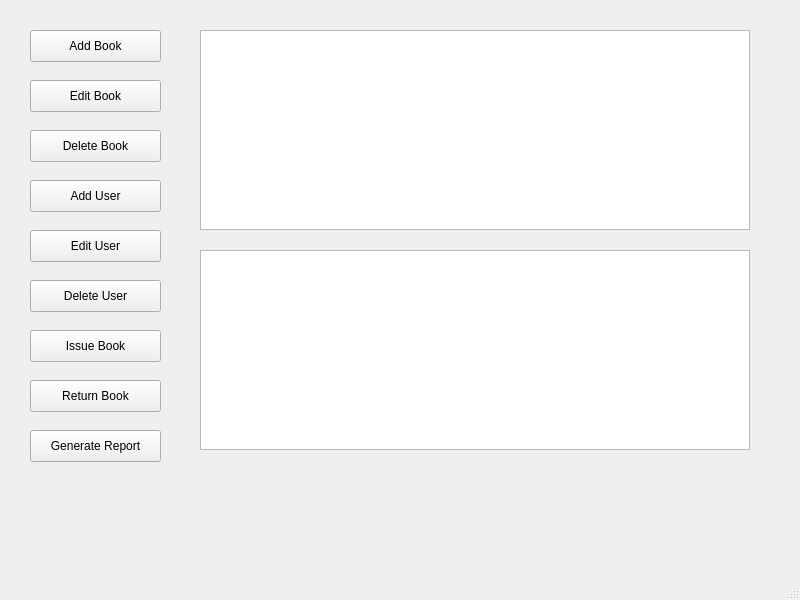
Qt form mainwindow.ui (pretty-old/curs-project) before a commit.
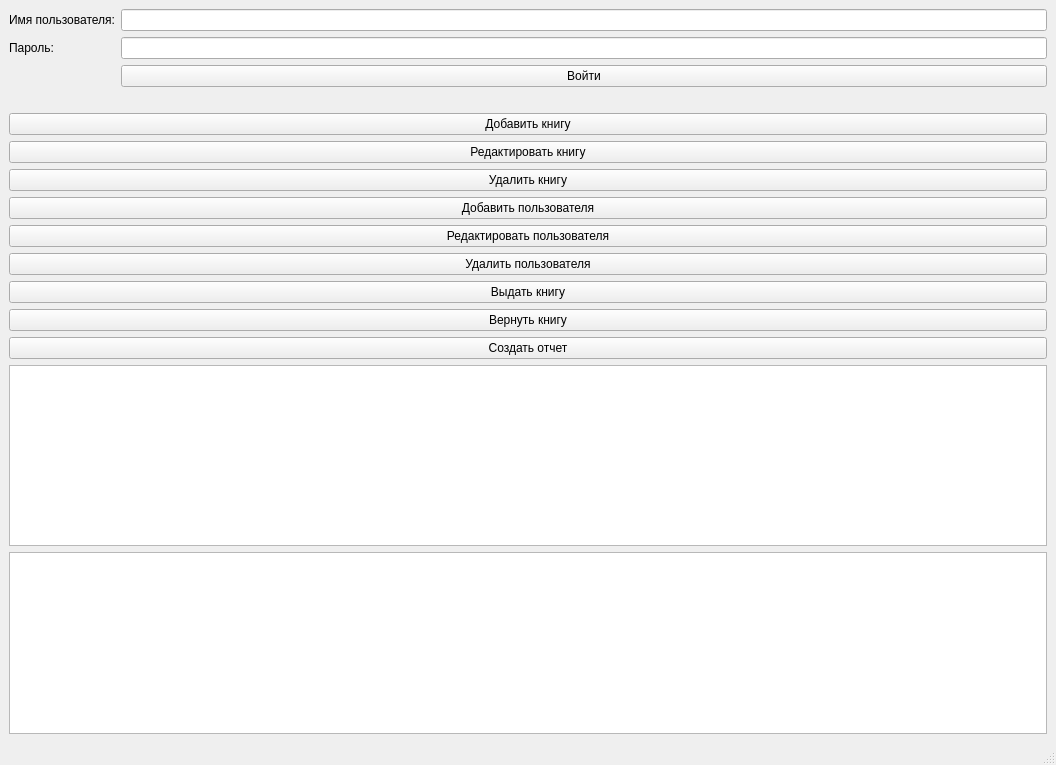
The same form after that commit.

What changed in the file:
```diff
--- a/mainwindow.ui
+++ b/mainwindow.ui
@@ -6,151 +6,123 @@
    <rect>
     <x>0</x>
     <y>0</y>
-    <width>800</width>
-    <height>600</height>
+    <width>1056</width>
+    <height>765</height>
    </rect>
   </property>
   <property name="windowTitle">
    <string>MainWindow</string>
   </property>
   <widget class="QWidget" name="centralwidget">
+   <layout class="QVBoxLayout" name="verticalLayout">
+    <item>
+     <layout class="QGridLayout" name="loginLayout">
+      <item row="0" column="0">
+       <widget class="QLabel" name="usernameLabel">
+        <property name="text">
+         <string>Имя пользователя:</string>
+        </property>
+       </widget>
+      </item>
+      <item row="0" column="1">
+       <widget class="QLineEdit" name="usernameLineEdit"/>
+      </item>
+      <item row="1" column="0">
+       <widget class="QLabel" name="passwordLabel">
+        <property name="text">
+         <string>Пароль:</string>
+        </property>
+       </widget>
+      </item>
+      <item row="1" column="1">
+       <widget class="QLineEdit" name="passwordLineEdit">
+        <property name="echoMode">
+         <enum>QLineEdit::Password</enum>
+        </property>
+       </widget>
+      </item>
+      <item row="2" column="1">
+       <widget class="QPushButton" name="loginButton">
+        <property name="text">
+         <string>Войти</string>
+        </property>
+       </widget>
+      </item>
+      <item row="3" column="1">
+       <widget class="QLabel" name="loginStatusLabel"/>
+      </item>
+     </layout>
+    </item>
+    <item>
    <widget class="QPushButton" name="addBookButton">
-    <property name="geometry">
-     <rect>
-      <x>30</x>
-      <y>30</y>
-      <width>131</width>
-      <height>32</height>
-     </rect>
-    </property>
     <property name="text">
-     <string>Add Book</string>
-    </property>
-   </widget>
+       <string>Добавить книгу</string>
+      </property>
+     </widget>
+    </item>
+    <item>
    <widget class="QPushButton" name="editBookButton">
-    <property name="geometry">
-     <rect>
-      <x>30</x>
-      <y>80</y>
-      <width>131</width>
-      <height>32</height>
-     </rect>
-    </property>
     <property name="text">
-     <string>Edit Book</string>
-    </property>
-   </widget>
+       <string>Редактировать книгу</string>
+      </property>
+     </widget>
+    </item>
+    <item>
    <widget class="QPushButton" name="deleteBookButton">
-    <property name="geometry">
-     <rect>
-      <x>30</x>
-      <y>130</y>
-      <width>131</width>
-      <height>32</height>
-     </rect>
-    </property>
     <property name="text">
-     <string>Delete Book</string>
-    </property>
-   </widget>
+       <string>Удалить книгу</string>
+      </property>
+     </widget>
+    </item>
+    <item>
    <widget class="QPushButton" name="addUserButton">
-    <property name="geometry">
-     <rect>
-      <x>30</x>
-      <y>180</y>
-      <width>131</width>
-      <height>32</height>
-     </rect>
-    </property>
     <property name="text">
-     <string>Add User</string>
-    </property>
-   </widget>
+       <string>Добавить пользователя</string>
+      </property>
+     </widget>
+    </item>
+    <item>
    <widget class="QPushButton" name="editUserButton">
-    <property name="geometry">
-     <rect>
-      <x>30</x>
-      <y>230</y>
-      <width>131</width>
-      <height>32</height>
-     </rect>
-    </property>
     <property name="text">
-     <string>Edit User</string>
-    </property>
-   </widget>
+       <string>Редактировать пользователя</string>
+      </property>
+     </widget>
+    </item>
+    <item>
    <widget class="QPushButton" name="deleteUserButton">
-    <property name="geometry">
-     <rect>
-      <x>30</x>
-      <y>280</y>
-      <width>131</width>
-      <height>32</height>
-     </rect>
-    </property>
     <property name="text">
-     <string>Delete User</string>
-    </property>
-   </widget>
+       <string>Удалить пользователя</string>
+      </property>
+     </widget>
+    </item>
+    <item>
    <widget class="QPushButton" name="issueBookButton">
-    <property name="geometry">
-     <rect>
-      <x>30</x>
-      <y>330</y>
-      <width>131</width>
-      <height>32</height>
-     </rect>
-    </property>
     <property name="text">
-     <string>Issue Book</string>
-    </property>
-   </widget>
+       <string>Выдать книгу</string>
+      </property>
+     </widget>
+    </item>
+    <item>
    <widget class="QPushButton" name="returnBookButton">
-    <property name="geometry">
-     <rect>
-      <x>30</x>
-      <y>380</y>
-      <width>131</width>
-      <height>32</height>
-     </rect>
-    </property>
     <property name="text">
-     <string>Return Book</string>
-    </property>
-   </widget>
+       <string>Вернуть книгу</string>
+      </property>
+     </widget>
+    </item>
+    <item>
    <widget class="QPushButton" name="generateReportButton">
-    <property name="geometry">
-     <rect>
-      <x>30</x>
-      <y>430</y>
-      <width>131</width>
-      <height>32</height>
-     </rect>
-    </property>
     <property name="text">
-     <string>Generate Report</string>
-    </property>
-   </widget>
-   <widget class="QTableView" name="bookTableView">
-    <property name="geometry">
-     <rect>
-      <x>200</x>
-      <y>30</y>
-      <width>550</width>
-      <height>200</height>
-     </rect>
-    </property>
-   </widget>
-   <widget class="QTableView" name="userTableView">
-    <property name="geometry">
-     <rect>
-      <x>200</x>
-      <y>250</y>
-      <width>550</width>
-      <height>200</height>
-     </rect>
-    </property>
-   </widget>
+       <string>Создать отчет</string>
+      </property>
+     </widget>
+    </item>
+    <item>
+     <widget class="QTableView" name="bookTableView"/>
+    </item>
+    <item>
+     <widget class="QTableView" name="userTableView"/>
+    </item>
+   </layout>
   </widget>
   <widget class="QMenuBar" name="menubar">
    <property name="geometry">
```
Left out of the diff: 4 changed lines with no effect on the pictures. Lines whose indentation alone changed are shown as unchanged.
